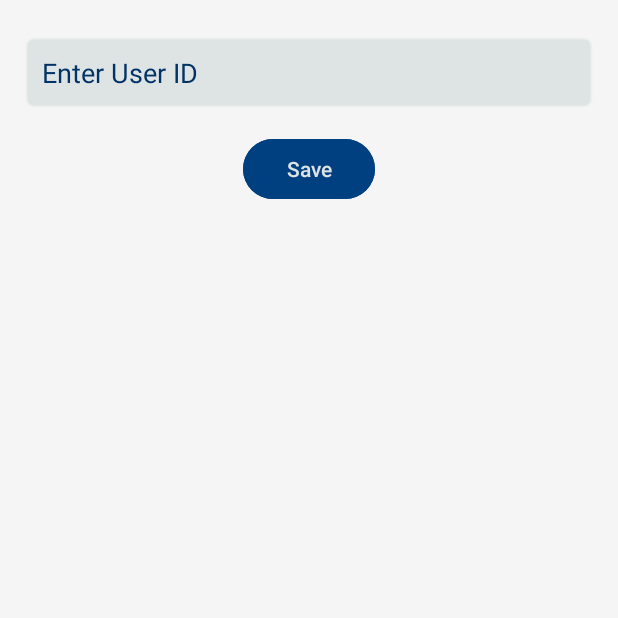
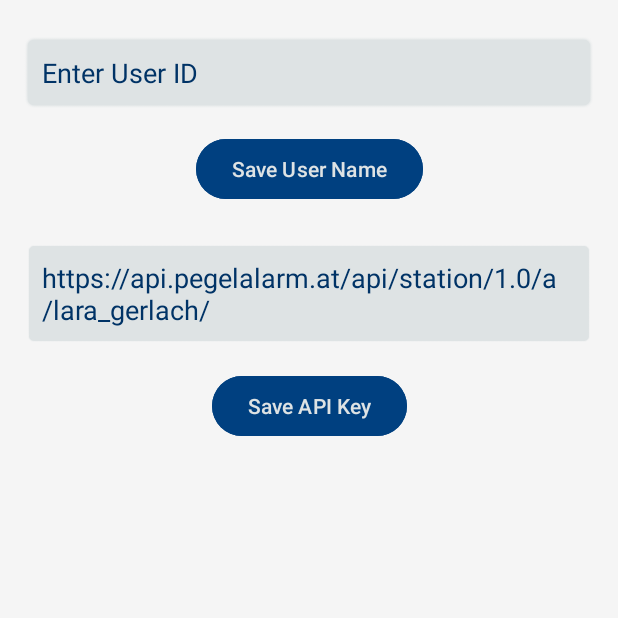
Before and after one commit to kliniik/MAD_Kotlin, an Android app: the SettingsActivity screen opened directly, with no data from a screen before it, on a phone screen of 412 x 824 dp, the top half of it. Run offline under Robolectric (Android 15) with nearby library versions, the phone set to English and light mode, and no system bars; network calls fail.

Commit message:
Added Shared Preferences (API input feld in Setting)

```diff
--- a/app/src/main/java/es/upm/btb/madproject/MainActivity.kt
+++ b/app/src/main/java/es/upm/btb/madproject/MainActivity.kt
@@ -30,6 +30,7 @@ import androidx.lifecycle.lifecycleScope
 import es.upm.btb.madproject.room.AppDatabase
 import es.upm.btb.madproject.room.CoordinatesEntity
 import kotlinx.coroutines.launch
+import es.upm.btb.madproject.utils.PreferencesManager
 
 class MainActivity : AppCompatActivity(), LocationListener {
 
@@ -44,6 +45,9 @@ class MainActivity : AppCompatActivity(), LocationListener {
 
     override fun onCreate(savedInstanceState: Bundle?) {
         super.onCreate(savedInstanceState)
+        PreferencesManager.init(this)  // Initialisiert die Preferences
+        val apiKey = PreferencesManager.getInstance().getApiKey()
+
         setContentView(R.layout.activity_main)
 
         // set status bar color
--- a/app/src/main/java/es/upm/btb/madproject/SettingsActivity.kt
+++ b/app/src/main/java/es/upm/btb/madproject/SettingsActivity.kt
@@ -9,8 +9,11 @@ import android.content.Context
 import android.widget.Button
 import android.widget.EditText
 import android.widget.Toast
+import es.upm.btb.madproject.utils.PreferencesManager
 
 class SettingsActivity : AppCompatActivity() {
+    private lateinit var preferencesManager: PreferencesManager
+
     override fun onCreate(savedInstanceState: Bundle?) {
         super.onCreate(savedInstanceState)
         enableEdgeToEdge()
@@ -44,5 +47,19 @@ class SettingsActivity : AppCompatActivity() {
                 Toast.makeText(this, "User ID cannot be blank!", Toast.LENGTH_SHORT).show()
             }
         }
+
+        preferencesManager = PreferencesManager(this)
+
+        val etApiKey = findViewById<EditText>(R.id.etApiKey)
+        val btnSave = findViewById<Button>(R.id.btnSaveApiKey)
+
+        // API-Key anzeigen
+        etApiKey.setText(preferencesManager.getApiKey())
+
+        // Speichern
+        btnSave.setOnClickListener {
+            val newApiKey = etApiKey.text.toString()
+            preferencesManager.setApiKey(newApiKey)
+        }
     }
 }
--- a/app/src/main/res/layout/activity_settings.xml
+++ b/app/src/main/res/layout/activity_settings.xml
@@ -7,7 +7,7 @@
     android:layout_height="match_parent"
     tools:context=".SettingsActivity">
 
-    <!-- Eingabefeld für die User-ID -->
+    <!-- Input field for the user ID -->
     <EditText
         android:id="@+id/editTextUserIdentifier"
         android:layout_width="0dp"
@@ -25,12 +25,12 @@
         app:layout_constraintStart_toStartOf="parent"
         app:layout_constraintTop_toTopOf="parent" />
 
-    <!-- Speichern-Button -->
+    <!-- Save button user name -->
     <Button
         android:id="@+id/buttonSave"
         android:layout_width="wrap_content"
         android:layout_height="wrap_content"
-        android:text="Save"
+        android:text="Save User Name"
         android:backgroundTint="@color/buttonColor"
         android:textColor="@color/textColorPrimary"
         app:layout_constraintTop_toBottomOf="@id/editTextUserIdentifier"
@@ -38,4 +38,36 @@
         app:layout_constraintEnd_toEndOf="parent"
         android:layout_marginTop="16dp"/>
 
+    <!-- Input field for the API key -->
+    <EditText
+        android:id="@+id/etApiKey"
+        android:layout_width="0dp"
+        android:layout_height="wrap_content"
+        android:layout_marginStart="16dp"
+        android:layout_marginTop="24dp"
+        android:layout_marginEnd="16dp"
+        android:background="@android:drawable/editbox_background"
+        android:backgroundTint="@color/textColorPrimary"
+        android:hint="Enter API Key"
+        android:padding="12dp"
+        android:textColor="@color/primaryColor"
+        android:textColorHint="@color/primaryColor"
+        app:layout_constraintEnd_toEndOf="parent"
+        app:layout_constraintStart_toStartOf="parent"
+        app:layout_constraintTop_toBottomOf="@id/buttonSave" />
+
+
+    <!-- Save button for the API key -->
+    <Button
+        android:id="@+id/btnSaveApiKey"
+        android:layout_width="wrap_content"
+        android:layout_height="wrap_content"
+        android:text="Save API Key"
+        android:backgroundTint="@color/buttonColor"
+        android:textColor="@color/textColorPrimary"
+        app:layout_constraintTop_toBottomOf="@id/etApiKey"
+        app:layout_constraintStart_toStartOf="parent"
+        app:layout_constraintEnd_toEndOf="parent"
+        android:layout_marginTop="16dp"/>
+
 </androidx.constraintlayout.widget.ConstraintLayout>
```
Also changed, not shown: app/src/main/java/es/upm/btb/madproject/network/RetrofitClient.kt (+24 -9 lines), app/src/main/java/es/upm/btb/madproject/utils/PreferencesManager.kt (+16 -0 lines).
